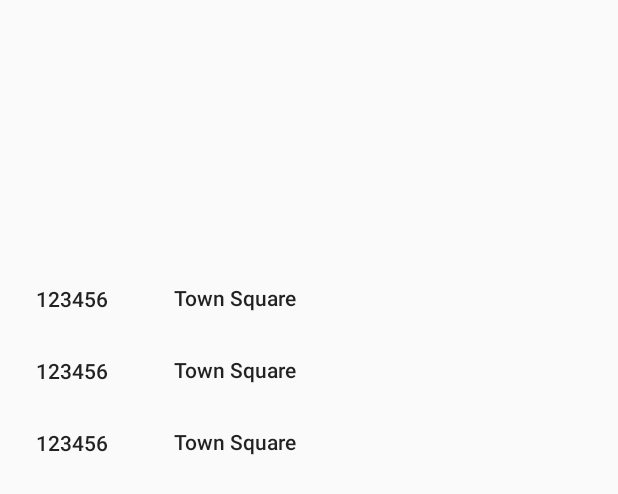
After one commit to pusher/chatkit-android, an Android app: the layout content_list_rooms.xml on its own in the app's theme, with its tools: preview values and no code run, on a phone screen of 412 x 824 dp. The commit adds this screen. Shown: the top 494 px of the screen. Run offline under Robolectric (Android 15) with nearby library versions, the phone set to English and light mode, and no system bars.

Commit message:
yass demo

```diff
--- a/app/src/main/java/com/pusher/chatkit/sample/ChatRoomActivity.java
+++ b/app/src/main/java/com/pusher/chatkit/sample/ChatRoomActivity.java
@@ -1,7 +1,6 @@
 package com.pusher.chatkit.sample;
 
 import android.content.DialogInterface;
-import android.content.Intent;
 import android.os.Bundle;
 import android.support.annotation.NonNull;
 import android.support.design.widget.FloatingActionButton;
--- /dev/null
+++ b/app/src/main/res/layout/content_list_rooms.xml
@@ -0,0 +1,22 @@
+<?xml version="1.0" encoding="utf-8"?>
+<android.support.constraint.ConstraintLayout xmlns:android="http://schemas.android.com/apk/res/android"
+    xmlns:app="http://schemas.android.com/apk/res-auto"
+    xmlns:tools="http://schemas.android.com/tools"
+    android:layout_width="match_parent"
+    android:layout_height="match_parent"
+    app:layout_behavior="@string/appbar_scrolling_view_behavior"
+    tools:context="com.pusher.chatkit.sample.ListRoomsActivity"
+    tools:showIn="@layout/activity_list_rooms">
+
+    <android.support.v7.widget.RecyclerView
+        android:id="@+id/recycler"
+        android:layout_width="368dp"
+        android:layout_height="495dp"
+        android:layout_marginEnd="8dp"
+        android:layout_marginStart="8dp"
+        app:layout_constraintBottom_toBottomOf="parent"
+        app:layout_constraintEnd_toEndOf="parent"
+        app:layout_constraintStart_toStartOf="parent"
+        app:layout_constraintTop_toTopOf="parent"
+        tools:listitem="@layout/room_list_item" />
+</android.support.constraint.ConstraintLayout>
--- /dev/null
+++ b/app/src/main/res/layout/room_list_item.xml
@@ -0,0 +1,35 @@
+<?xml version="1.0" encoding="utf-8"?>
+<android.support.constraint.ConstraintLayout xmlns:android="http://schemas.android.com/apk/res/android"
+    xmlns:app="http://schemas.android.com/apk/res-auto"
+    xmlns:tools="http://schemas.android.com/tools"
+    android:layout_width="match_parent"
+    android:layout_height="48dp">
+
+    <TextView
+        android:id="@+id/room_id"
+        android:layout_width="68dp"
+        android:layout_height="wrap_content"
+        android:layout_marginBottom="5dp"
+        android:layout_marginStart="2dp"
+        android:layout_marginTop="25dp"
+        android:textAppearance="@style/TextAppearance.AppCompat.Body2"
+        app:layout_constraintBottom_toBottomOf="parent"
+        app:layout_constraintStart_toStartOf="parent"
+        app:layout_constraintTop_toTopOf="parent"
+        tools:text="123456" />
+
+    <TextView
+        android:id="@+id/room_name"
+        android:layout_width="0dp"
+        android:layout_height="wrap_content"
+        android:layout_marginBottom="5dp"
+        android:layout_marginEnd="8dp"
+        android:layout_marginStart="24dp"
+        android:layout_marginTop="24dp"
+        android:textAppearance="@style/TextAppearance.AppCompat.Body2"
+        app:layout_constraintBottom_toBottomOf="parent"
+        app:layout_constraintEnd_toEndOf="parent"
+        app:layout_constraintStart_toEndOf="@+id/room_id"
+        app:layout_constraintTop_toTopOf="parent"
+        tools:text="Town Square" />
+</android.support.constraint.ConstraintLayout>
--- a/app/src/main/res/values/strings.xml
+++ b/app/src/main/res/values/strings.xml
@@ -3,4 +3,5 @@
     <string name="title_activity_room_list">List of rooms</string>
     <string name="title_activity_blah">BlahActivity</string>
     <string name="title_activity_chat_room">ChatRoomActivity</string>
+    <string name="title_activity_list_rooms">ListRoomsActivity</string>
 </resources>
```
Also changed, not shown: app/src/main/AndroidManifest.xml (+11 -20 lines), app/src/main/java/com/pusher/chatkit/sample/ListRoomsActivity.java (renamed from app/src/main/java/com/pusher/chatkit/sample/RoomListActivity.java, +30 -37 lines), app/src/main/java/com/pusher/chatkit/sample/MainActivity.java (deleted, +0 -157 lines), app/src/main/res/layout/activity_list_rooms.xml (added, +33 -0 lines), app/src/main/res/layout/activity_main.xml (deleted, +0 -18 lines), app/src/main/res/layout/activity_room_list.xml (deleted, +0 -23 lines), app/src/main/res/layout/room_list_activity.xml (deleted, +0 -9 lines), app/src/main/res/layout/room_title_text.xml (deleted, +0 -7 lines).
